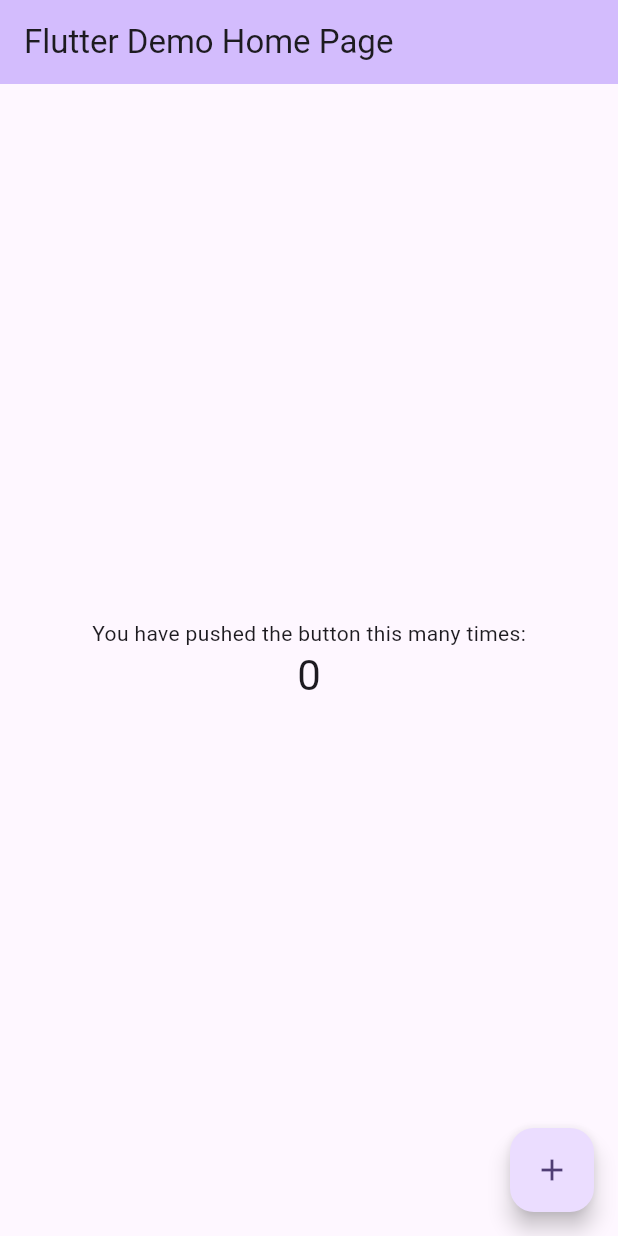
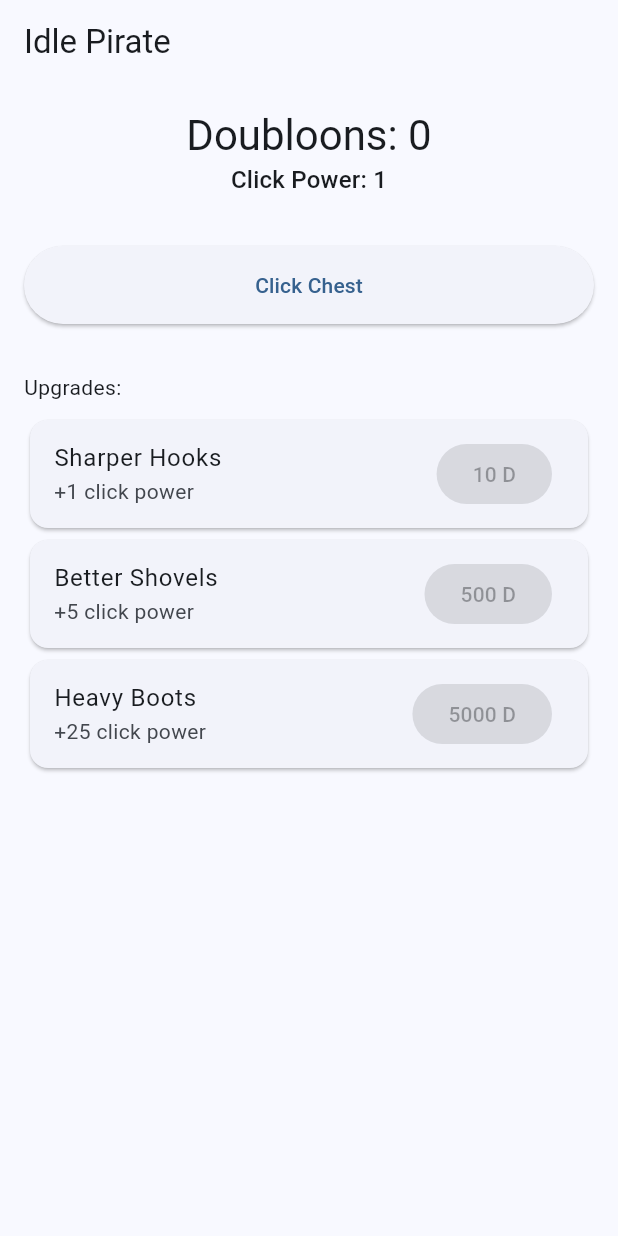
Before and after one commit to dcharkes/idle_pirate, a Flutter app: the screen it shows after launch, on a phone screen of 412 x 824 dp. Run offline on Flutter 3.47's test engine with Material 3 defaults, Android fonts, the phone set to English and light mode, and no system bars.

Commit message:
phase one

```diff
--- a/pkgs/idle_pirate/lib/main.dart
+++ b/pkgs/idle_pirate/lib/main.dart
@@ -1,122 +1,26 @@
 import 'package:flutter/material.dart';
+import 'state/game_controller.dart';
+import 'ui/screens/game_screen.dart';
 
 void main() {
-  runApp(const MyApp());
+  final controller = GameController();
+  runApp(MyApp(controller: controller));
 }
 
 class MyApp extends StatelessWidget {
-  const MyApp({super.key});
+  final GameController controller;
 
-  // This widget is the root of your application.
+  const MyApp({super.key, required this.controller});
+
   @override
   Widget build(BuildContext context) {
     return MaterialApp(
-      title: 'Flutter Demo',
+      title: 'Idle Pirate',
       theme: ThemeData(
-        // This is the theme of your application.
-        //
-        // TRY THIS: Try running your application with "flutter run". You'll see
-        // the application has a purple toolbar. Then, without quitting the app,
-        // try changing the seedColor in the colorScheme below to Colors.green
-        // and then invoke "hot reload" (save your changes or press the "hot
-        // reload" button in a Flutter-supported IDE, or press "r" if you used
-        // the command line to start the app).
-        //
-        // Notice that the counter didn't reset back to zero; the application
-        // state is not lost during the reload. To reset the state, use hot
-        // restart instead.
-        //
-        // This works for code too, not just values: Most code changes can be
-        // tested with just a hot reload.
-        colorScheme: .fromSeed(seedColor: Colors.deepPurple),
+        colorScheme: ColorScheme.fromSeed(seedColor: Colors.blue),
+        useMaterial3: true,
       ),
-      home: const MyHomePage(title: 'Flutter Demo Home Page'),
+      home: GameScreen(controller: controller),
     );
   }
 }
-
-class MyHomePage extends StatefulWidget {
-  const MyHomePage({super.key, required this.title});
-
-  // This widget is the home page of your application. It is stateful, meaning
-  // that it has a State object (defined below) that contains fields that affect
-  // how it looks.
-
-  // This class is the configuration for the state. It holds the values (in this
-  // case the title) provided by the parent (in this case the App widget) and
-  // used by the build method of the State. Fields in a Widget subclass are
-  // always marked "final".
-
-  final String title;
-
-  @override
-  State<MyHomePage> createState() => _MyHomePageState();
-}
-
-class _MyHomePageState extends State<MyHomePage> {
-  int _counter = 0;
-
-  void _incrementCounter() {
-    setState(() {
-      // This call to setState tells the Flutter framework that something has
-      // changed in this State, which causes it to rerun the build method below
-      // so that the display can reflect the updated values. If we changed
-      // _counter without calling setState(), then the build method would not be
-      // called again, and so nothing would appear to happen.
-      _counter++;
-    });
-  }
-
-  @override
-  Widget build(BuildContext context) {
-    // This method is rerun every time setState is called, for instance as done
-    // by the _incrementCounter method above.
-    //
-    // The Flutter framework has been optimized to make rerunning build methods
-    // fast, so that you can just rebuild anything that needs updating rather
-    // than having to individually change instances of widgets.
-    return Scaffold(
-      appBar: AppBar(
-        // TRY THIS: Try changing the color here to a specific color (to
-        // Colors.amber, perhaps?) and trigger a hot reload to see the AppBar
-        // change color while the other colors stay the same.
-        backgroundColor: Theme.of(context).colorScheme.inversePrimary,
-        // Here we take the value from the MyHomePage object that was created by
-        // the App.build method, and use it to set our appbar title.
-        title: Text(widget.title),
-      ),
-      body: Center(
-        // Center is a layout widget. It takes a single child and positions it
-        // in the middle of the parent.
-        child: Column(
-          // Column is also a layout widget. It takes a list of children and
-          // arranges them vertically. By default, it sizes itself to fit its
-          // children horizontally, and tries to be as tall as its parent.
-          //
-          // Column has various properties to control how it sizes itself and
-          // how it positions its children. Here we use mainAxisAlignment to
-          // center the children vertically; the main axis here is the vertical
-          // axis because Columns are vertical (the cross axis would be
-          // horizontal).
-          //
-          // TRY THIS: Invoke "debug painting" (choose the "Toggle Debug Paint"
-          // action in the IDE, or press "p" in the console), to see the
-          // wireframe for each widget.
-          mainAxisAlignment: .center,
-          children: [
-            const Text('You have pushed the button this many times:'),
-            Text(
-              '$_counter',
-              style: Theme.of(context).textTheme.headlineMedium,
-            ),
-          ],
-        ),
-      ),
-      floatingActionButton: FloatingActionButton(
-        onPressed: _incrementCounter,
-        tooltip: 'Increment',
-        child: const Icon(Icons.add),
-      ),
-    );
-  }
-}
--- /dev/null
+++ b/pkgs/idle_pirate/lib/models/game_state.dart
@@ -0,0 +1,13 @@
+class GameState {
+  final int doubloons;
+  final Map<String, int> upgrades;
+
+  GameState({this.doubloons = 0, this.upgrades = const {}});
+
+  GameState copyWith({int? doubloons, Map<String, int>? upgrades}) {
+    return GameState(
+      doubloons: doubloons ?? this.doubloons,
+      upgrades: upgrades ?? this.upgrades,
+    );
+  }
+}
--- /dev/null
+++ b/pkgs/idle_pirate/lib/models/upgrade.dart
@@ -0,0 +1,25 @@
+class Upgrade {
+  final String id;
+  final String name;
+  final int baseCost;
+  final int benefit;
+
+  Upgrade({
+    required this.id,
+    required this.name,
+    required this.baseCost,
+    required this.benefit,
+  });
+}
+
+// Initial upgrades for Milestone 1
+final List<Upgrade> initialUpgrades = [
+  Upgrade(id: 'sharper_hooks', name: 'Sharper Hooks', baseCost: 10, benefit: 1),
+  Upgrade(
+    id: 'better_shovels',
+    name: 'Better Shovels',
+    baseCost: 500,
+    benefit: 5,
+  ),
+  Upgrade(id: 'heavy_boots', name: 'Heavy Boots', baseCost: 5000, benefit: 25),
+];
--- /dev/null
+++ b/pkgs/idle_pirate/lib/state/game_controller.dart
@@ -0,0 +1,40 @@
+import 'dart:math' as math;
+import 'package:flutter/foundation.dart';
+import '../models/game_state.dart';
+import '../models/upgrade.dart';
+
+class GameController extends ChangeNotifier {
+  GameState _state = GameState();
+
+  GameState get state => _state;
+
+  int get clickPower {
+    int power = 1; // Base power
+    for (final upgradeId in _state.upgrades.keys) {
+      final count = _state.upgrades[upgradeId] ?? 0;
+      final upgrade = initialUpgrades.firstWhere((u) => u.id == upgradeId);
+      power += upgrade.benefit * count;
+    }
+    return power;
+  }
+
+  void clickChest() {
+    _state = _state.copyWith(doubloons: _state.doubloons + clickPower);
+    notifyListeners();
+  }
+
+  void buyUpgrade(Upgrade upgrade) {
+    final currentCount = _state.upgrades[upgrade.id] ?? 0;
+    final cost = (upgrade.baseCost * math.pow(1.15, currentCount)).toInt();
+
+    if (_state.doubloons >= cost) {
+      final newUpgrades = Map<String, int>.from(_state.upgrades);
+      newUpgrades[upgrade.id] = currentCount + 1;
+      _state = _state.copyWith(
+        doubloons: _state.doubloons - cost,
+        upgrades: newUpgrades,
+      );
+      notifyListeners();
+    }
+  }
+}
--- /dev/null
+++ b/pkgs/idle_pirate/lib/ui/screens/game_screen.dart
@@ -0,0 +1,68 @@
+import 'package:flutter/material.dart';
+import '../../state/game_controller.dart';
+import '../../models/upgrade.dart';
+
+class GameScreen extends StatelessWidget {
+  final GameController controller;
+
+  const GameScreen({super.key, required this.controller});
+
+  @override
+  Widget build(BuildContext context) {
+    return Scaffold(
+      appBar: AppBar(title: const Text('Idle Pirate')),
+      body: ListenableBuilder(
+        listenable: controller,
+        builder: (context, child) {
+          final state = controller.state;
+          return Padding(
+            padding: const EdgeInsets.all(16.0),
+            child: Column(
+              crossAxisAlignment: CrossAxisAlignment.stretch,
+              children: [
+                Text(
+                  'Doubloons: ${state.doubloons}',
+                  style: Theme.of(context).textTheme.headlineMedium,
+                  textAlign: TextAlign.center,
+                ),
+                Text(
+                  'Click Power: ${controller.clickPower}',
+                  style: Theme.of(context).textTheme.titleMedium,
+                  textAlign: TextAlign.center,
+                ),
+                const SizedBox(height: 32),
+                ElevatedButton(
+                  onPressed: controller.clickChest,
+                  child: const Padding(
+                    padding: EdgeInsets.all(16.0),
+                    child: Text('Click Chest'),
+                  ),
+                ),
+                const SizedBox(height: 32),
+                const Text('Upgrades:'),
+                const SizedBox(height: 8),
+                ...initialUpgrades.map((upgrade) {
+                  final isOwned = state.upgrades.containsKey(upgrade.id);
+                  return Card(
+                    child: ListTile(
+                      title: Text(upgrade.name),
+                      subtitle: Text('+${upgrade.benefit} click power'),
+                      trailing: isOwned
+                          ? const Icon(Icons.check, color: Colors.green)
+                          : ElevatedButton(
+                              onPressed: state.doubloons >= upgrade.baseCost
+                                  ? () => controller.buyUpgrade(upgrade)
+                                  : null,
+                              child: Text('${upgrade.baseCost} D'),
+                            ),
+                    ),
+                  );
+                }),
+              ],
+            ),
+          );
+        },
+      ),
+    );
+  }
+}
```
Also changed, not shown: 2 other files.
